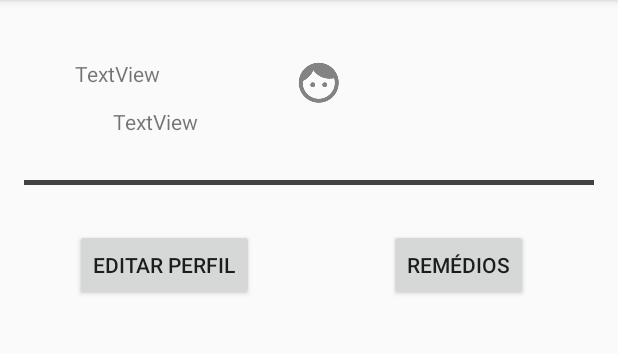
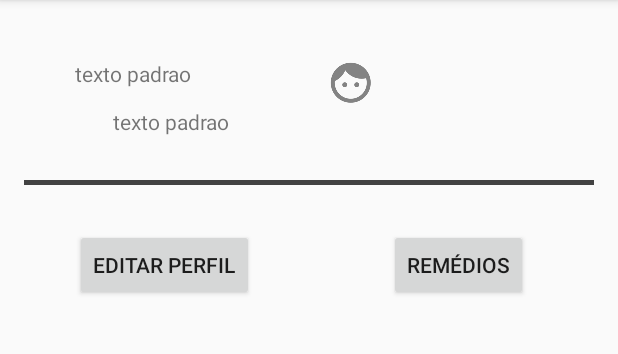
Before and after one commit to Nabucodono5or/Remedio, an Android app: the fragment GerenciamentoPerfil placed in its activity, on a phone screen of 412 x 824 dp, the part 84-438 px from its top. Run offline under Robolectric (Android 15) with nearby library versions, the light colour scheme and no system bars; 2 statements that could not run were skipped.

Commit message:
setando uma string padrao.

```diff
--- a/app/src/main/res/layout/fragment_gerenciamento_perfil.xml
+++ b/app/src/main/res/layout/fragment_gerenciamento_perfil.xml
@@ -16,7 +16,7 @@
         android:layout_marginLeft="50dp"
         android:layout_marginStart="50dp"
         android:layout_marginTop="39dp"
-        android:text="TextView" />
+        android:text="@string/paraSubstituir" />
 
     <ImageView
         android:id="@+id/imageViewUsuario"
@@ -27,7 +27,8 @@
         android:layout_marginStart="90dp"
         android:layout_toEndOf="@+id/textViewNomePerfil"
         android:layout_toRightOf="@+id/textViewNomePerfil"
-        android:src="@drawable/ic_action_name" />
+        android:src="@drawable/ic_action_name"
+        android:contentDescription="@string/conteudoFoto"/>
 
     <TextView
         android:id="@+id/textViewDescricaoPerfil"
@@ -38,7 +39,7 @@
         android:layout_below="@+id/imageViewUsuario"
         android:layout_marginLeft="25dp"
         android:layout_marginStart="25dp"
-        android:text="TextView" />
+        android:text="@string/paraSubstituir" />
 
     <View
         android:id="@+id/linhaview"
--- a/app/src/main/res/values/strings.xml
+++ b/app/src/main/res/values/strings.xml
@@ -19,6 +19,9 @@
 
     <string name="action_settings">Settings</string>
     <string name="editarPerfil">Editar Perfil</string>
+    <string name="conteudoFoto">Foto do usuário</string>
+
+    <string name="paraSubstituir">texto padrao</string>
 
     <!-- TODO: Remove or change this placeholder text -->
     <string name="hello_blank_fragment">Hello blank fragment</string>
```
